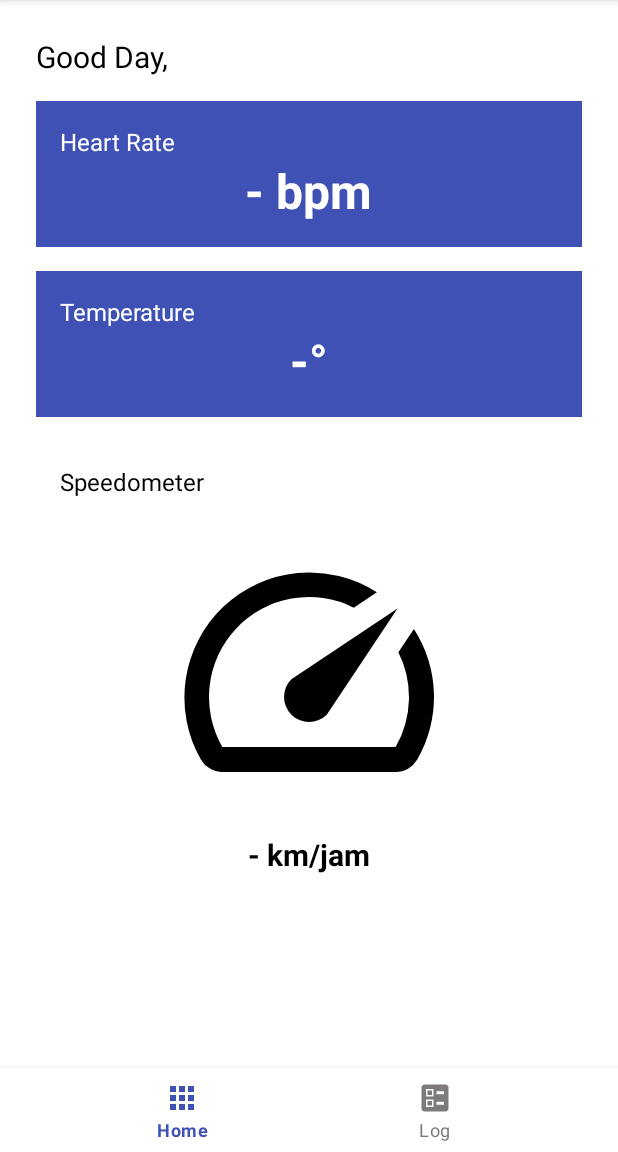
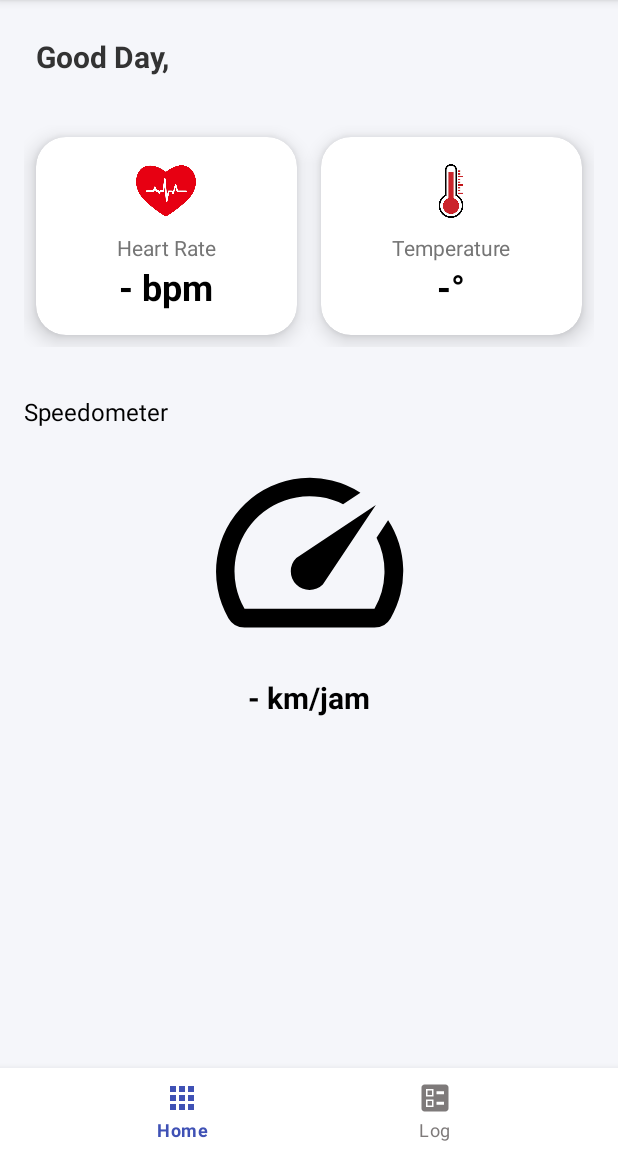
Before and after one commit to rindkusumaa/runnerVest, an Android app: the screen it shows after launch (HomeActivity), on a phone screen of 412 x 824 dp, the part 84-1236 px from its top. Run offline under Robolectric (Android 15) with nearby library versions, the phone set to English and light mode, and no system bars; our stand-ins replace Firebase (no records; nobody signed in at launch, a user with empty details on screens opened directly).

Commit message:
memodifikasi tampilan

```diff
--- a/app/src/main/res/layout/activity_home.xml
+++ b/app/src/main/res/layout/activity_home.xml
@@ -1,10 +1,11 @@
 <?xml version="1.0" encoding="utf-8"?>
-<androidx.constraintlayout.widget.ConstraintLayout xmlns:android="http://schemas.android.com/apk/res/android"
+<androidx.constraintlayout.widget.ConstraintLayout
+    xmlns:android="http://schemas.android.com/apk/res/android"
     xmlns:app="http://schemas.android.com/apk/res-auto"
     xmlns:tools="http://schemas.android.com/tools"
     android:layout_width="match_parent"
     android:layout_height="match_parent"
-    android:background="#FFFFFF"
+    android:background="#F5F6FA"
     tools:context=".HomeActivity">
 
     <!-- Greeting -->
@@ -12,112 +13,139 @@
         android:id="@+id/greetingTextView"
         android:layout_width="wrap_content"
         android:layout_height="wrap_content"
-        android:text="Good Day,"
-        android:textColor="#000000"
+        android:text="Good Day, "
+        android:textColor="#333333"
         android:textSize="20sp"
+        android:textStyle="bold"
         app:layout_constraintTop_toTopOf="parent"
         app:layout_constraintStart_toStartOf="parent"
         android:layout_marginTop="24dp"
         android:layout_marginStart="24dp" />
 
-    <!-- Heart Rate -->
-    <LinearLayout
-        android:id="@+id/heartRateCard"
+    <!-- Grid Layout Section -->
+    <android.widget.GridLayout
+        android:id="@+id/infoCards"
         android:layout_width="0dp"
         android:layout_height="wrap_content"
-        android:orientation="vertical"
+        android:columnCount="2"
+        android:alignmentMode="alignMargins"
         android:padding="16dp"
-        android:background="#3F51B5"
+        android:rowOrderPreserved="false"
         app:layout_constraintTop_toBottomOf="@id/greetingTextView"
         app:layout_constraintStart_toStartOf="parent"
         app:layout_constraintEnd_toEndOf="parent"
-        android:layout_marginTop="16dp"
-        android:layout_marginStart="24dp"
-        android:layout_marginEnd="24dp">
+        android:layout_marginTop="16dp">
+
+        <!-- Heart Rate Card -->
+        <com.google.android.material.card.MaterialCardView
+            android:layout_width="0dp"
+            android:layout_height="wrap_content"
+            android:layout_margin="8dp"
+            android:layout_columnWeight="1"
+            app:cardCornerRadius="20dp"
+            app:cardElevation="8dp"
+            app:strokeColor="@android:color/transparent">
+
+            <LinearLayout
+                android:layout_width="match_parent"
+                android:layout_height="wrap_content"
+                android:orientation="vertical"
+                android:gravity="center"
+                android:padding="16dp">
+
+                <ImageView
+                    android:layout_width="40dp"
+                    android:layout_height="40dp"
+                    android:src="@drawable/icon_heartbg"/>
 
                 <TextView
                     android:layout_width="wrap_content"
                     android:layout_height="wrap_content"
                     android:text="Heart Rate"
-            android:textColor="#FFFFFF"
-            android:textSize="16sp" />
+                    android:textColor="#757575"
+                    android:textSize="14sp"
+                    android:layout_marginTop="8dp" />
 
                 <TextView
                     android:id="@+id/heartRateTextView"
                     android:layout_width="wrap_content"
                     android:layout_height="wrap_content"
-            android:text="89bpm"
-            android:textColor="#FFFFFF"
-            android:textSize="32sp"
-            android:textStyle="bold"
-            android:layout_gravity="center" />
+                    android:text="89 bpm"
+                    android:textColor="#000000"
+                    android:textSize="24sp"
+                    android:textStyle="bold" />
             </LinearLayout>
+        </com.google.android.material.card.MaterialCardView>
 
-    <!-- Temperature -->
-    <LinearLayout
-        android:id="@+id/temperatureCard"
+        <!-- Temperature Card -->
+        <com.google.android.material.card.MaterialCardView
             android:layout_width="0dp"
             android:layout_height="wrap_content"
+            android:layout_margin="8dp"
+            android:layout_columnWeight="1"
+            app:cardCornerRadius="20dp"
+            app:cardElevation="8dp"
+            app:strokeColor="@android:color/transparent">
+
+            <LinearLayout
+                android:layout_width="match_parent"
+                android:layout_height="wrap_content"
                 android:orientation="vertical"
-        android:padding="16dp"
-        android:background="#3F51B5"
-        app:layout_constraintTop_toBottomOf="@id/heartRateCard"
-        app:layout_constraintStart_toStartOf="parent"
-        app:layout_constraintEnd_toEndOf="parent"
-        android:layout_marginTop="16dp"
-        android:layout_marginStart="24dp"
-        android:layout_marginEnd="24dp">
+                android:gravity="center"
+                android:padding="16dp">
+
+                <ImageView
+                    android:layout_width="40dp"
+                    android:layout_height="40dp"
+                    android:src="@drawable/icon_suhu"/>
 
                 <TextView
                     android:layout_width="wrap_content"
                     android:layout_height="wrap_content"
                     android:text="Temperature"
-            android:textColor="#FFFFFF"
-            android:textSize="16sp" />
+                    android:textColor="#757575"
+                    android:textSize="14sp"
+                    android:layout_marginTop="8dp" />
 
                 <TextView
                     android:id="@+id/temperatureTextView"
                     android:layout_width="wrap_content"
                     android:layout_height="wrap_content"
-            android:text="36°"
-            android:textColor="#FFFFFF"
-            android:textSize="32sp"
-            android:textStyle="bold"
-            android:layout_gravity="center" />
+                    android:text="36°C"
+                    android:textColor="#000000"
+                    android:textSize="24sp"
+                    android:textStyle="bold" />
             </LinearLayout>
+        </com.google.android.material.card.MaterialCardView>
+    </android.widget.GridLayout>
 
     <!-- Speedometer Section -->
-    <LinearLayout
+    <androidx.constraintlayout.widget.ConstraintLayout
         android:id="@+id/speedometerSection"
         android:layout_width="0dp"
         android:layout_height="wrap_content"
-        android:orientation="vertical"
-        android:padding="16dp"
-        app:layout_constraintTop_toBottomOf="@id/temperatureCard"
+        app:layout_constraintTop_toBottomOf="@id/infoCards"
         app:layout_constraintStart_toStartOf="parent"
         app:layout_constraintEnd_toEndOf="parent"
-        android:layout_marginTop="16dp"
-        android:layout_marginStart="24dp"
-        android:layout_marginEnd="24dp">
+        android:layout_margin="16dp">
 
         <TextView
+            android:id="@+id/speedLabel"
             android:layout_width="wrap_content"
             android:layout_height="wrap_content"
             android:text="Speedometer"
             android:textColor="#000000"
-            android:textSize="16sp" />
-
-        <androidx.constraintlayout.widget.ConstraintLayout
-            android:layout_width="match_parent"
-            android:layout_height="wrap_content">
+            android:textSize="16sp"
+            app:layout_constraintTop_toTopOf="parent"
+            app:layout_constraintStart_toStartOf="parent" />
 
         <ImageView
             android:id="@+id/speedometerImage"
-                android:layout_width="200dp"
-                android:layout_height="200dp"
-                android:layout_marginTop="16dp"
+            android:layout_width="150dp"
+            android:layout_height="150dp"
+            android:layout_marginTop="8dp"
             android:src="@drawable/baseline_speed_24"
-                app:layout_constraintTop_toTopOf="parent"
+            app:layout_constraintTop_toBottomOf="@id/speedLabel"
             app:layout_constraintStart_toStartOf="parent"
             app:layout_constraintEnd_toEndOf="parent" />
 
@@ -134,7 +162,6 @@
             app:layout_constraintEnd_toEndOf="parent"
             android:layout_marginTop="8dp" />
     </androidx.constraintlayout.widget.ConstraintLayout>
-    </LinearLayout>
 
     <!-- Bottom Navigation Bar -->
     <com.google.android.material.bottomnavigation.BottomNavigationView
```
Also changed, not shown: app/src/main/res/drawable/icon_heartbg.png (added), app/src/main/res/drawable/icon_home.png (added), app/src/main/res/drawable/icon_suhu.jpg (added). Lines whose indentation alone changed are shown as unchanged.
